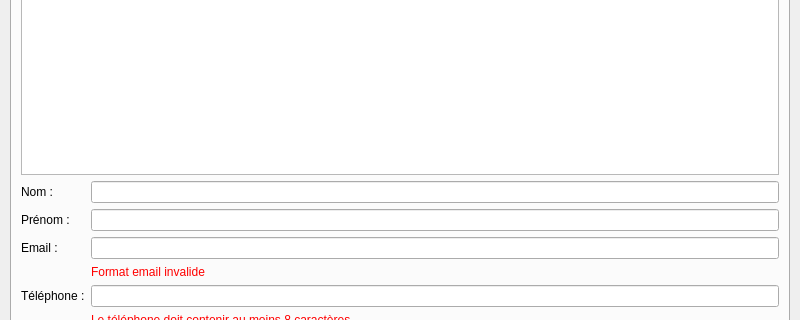
Old version of the form projet-logistique-qt/mainwindow.ui in the repository maysoun02/projet-logistique-qt; both pictures show x 0 to 800 and y 176 to 496 of the 800 by 600 pixel window.
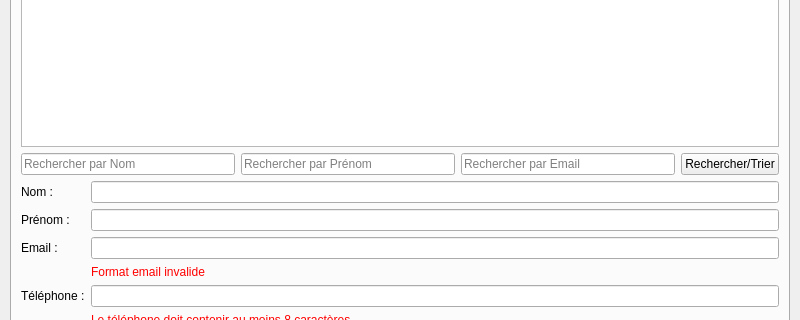
New version of the form.

Commit message: recherche et tri

```diff
--- a/projet-logistique-qt/mainwindow.ui
+++ b/projet-logistique-qt/mainwindow.ui
@@ -39,6 +39,40 @@
        <layout class="QVBoxLayout" name="layoutGraphClients"/>
       </item>
 
+      <!-- Zone de recherche/tri Clients -->
+      <item>
+       <layout class="QHBoxLayout" name="searchClientsLayout">
+        <item>
+         <widget class="QLineEdit" name="searchNom">
+          <property name="placeholderText">
+           <string>Rechercher par Nom</string>
+          </property>
+         </widget>
+        </item>
+        <item>
+         <widget class="QLineEdit" name="searchPrenom">
+          <property name="placeholderText">
+           <string>Rechercher par Prénom</string>
+          </property>
+         </widget>
+        </item>
+        <item>
+         <widget class="QLineEdit" name="searchEmail">
+          <property name="placeholderText">
+           <string>Rechercher par Email</string>
+          </property>
+         </widget>
+        </item>
+        <item>
+         <widget class="QPushButton" name="btnSearchClients">
+          <property name="text">
+           <string>Rechercher/Trier</string>
+          </property>
+         </widget>
+        </item>
+       </layout>
+      </item>
+
       <item>
        <layout class="QFormLayout" name="formClients">
         <item row="0" column="0"><widget class="QLabel" name="labelNom"><property name="text"><string>Nom :</string></property></widget></item>
```
Left out of the diff: 35 changed lines with no effect on the pictures. The commit also changes 2 other files.
